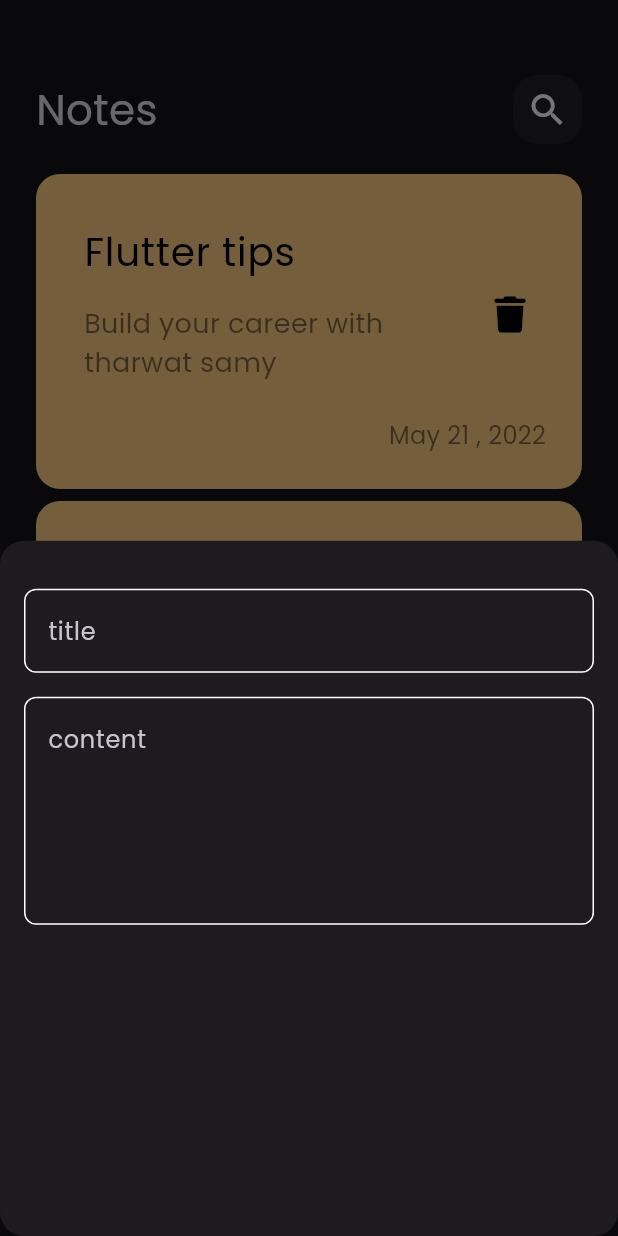
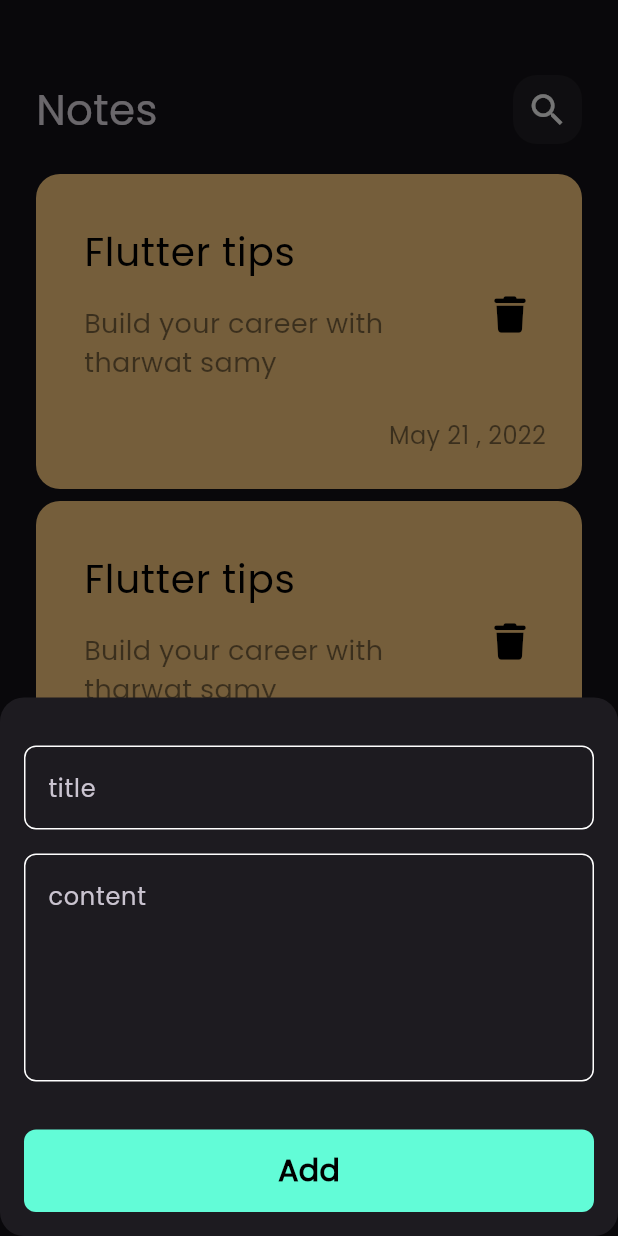
Before and after one commit to nadaElbnna2000/notes_app, a Flutter app: the screen it shows after launch, after a tap on the "add" icon, on a phone screen of 412 x 824 dp. Run offline on Flutter 3.47's test engine with Material 3 defaults, Android fonts, the phone set to English and light mode, and no system bars; our stand-ins replace font_awesome_flutter.

Commit message:
finish notes BottomSheet

```diff
--- a/lib/Views/Widgets/addNoteBottSheet.dart
+++ b/lib/Views/Widgets/addNoteBottSheet.dart
@@ -1,5 +1,6 @@
 import 'package:flutter/cupertino.dart';
 
+import 'custom_buttom.dart';
 import 'custom_textField.dart';
 
 class AddNoteBottomSheet extends StatelessWidget {
@@ -9,6 +10,7 @@ class AddNoteBottomSheet extends StatelessWidget {
   Widget build(BuildContext context) {
     return  Padding(
       padding: const EdgeInsets.symmetric(horizontal: 16.0),
+      child: SingleChildScrollView(
         child: Column(
           children: [
 
@@ -26,9 +28,18 @@ class AddNoteBottomSheet extends StatelessWidget {
               hint: 'content',
               maxlines: 5,
             ),
+            SizedBox(
+              height: 32,
+            ),
 
+            CustomButtom(),
+
+            SizedBox(
+              height: 16,
+            ),
 
           ],
+        ),
       ),
     );
   }
--- /dev/null
+++ b/lib/Views/Widgets/custom_buttom.dart
@@ -0,0 +1,29 @@
+import 'package:flutter/cupertino.dart';
+import 'package:flutter/material.dart';
+import 'package:untitled/constants/colors.dart';
+
+class CustomButtom extends StatelessWidget {
+  const CustomButtom({super.key});
+
+  @override
+  Widget build(BuildContext context) {
+    return Container(
+      width: MediaQuery.of(context).size.width,
+      height: 55,
+      decoration: BoxDecoration(
+        color: KPrimaryColor,
+        borderRadius: BorderRadius.circular(8),
+      ),
+      child: const Center(
+        child: Text(
+          'Add',
+          style: TextStyle(
+            color: Colors.black,
+            fontSize: 20,
+            fontWeight: FontWeight.bold,
+          ),
+        ),
+      ),
+    );
+  }
+}
```
Lines whose indentation alone changed are shown as unchanged.
